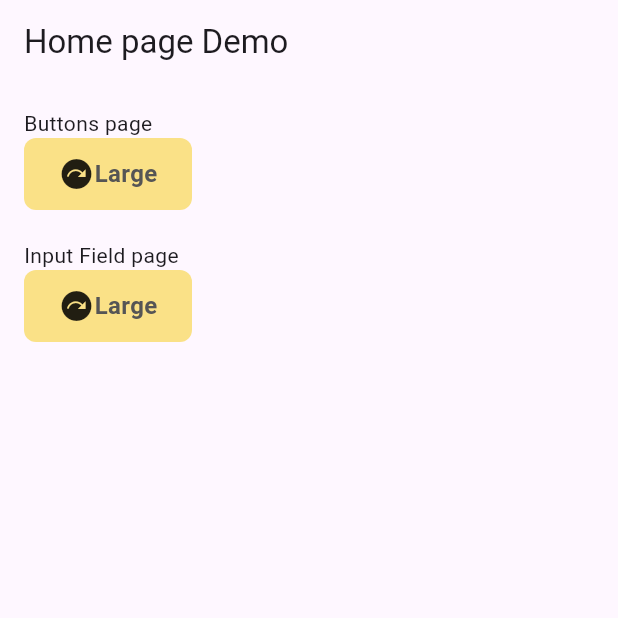
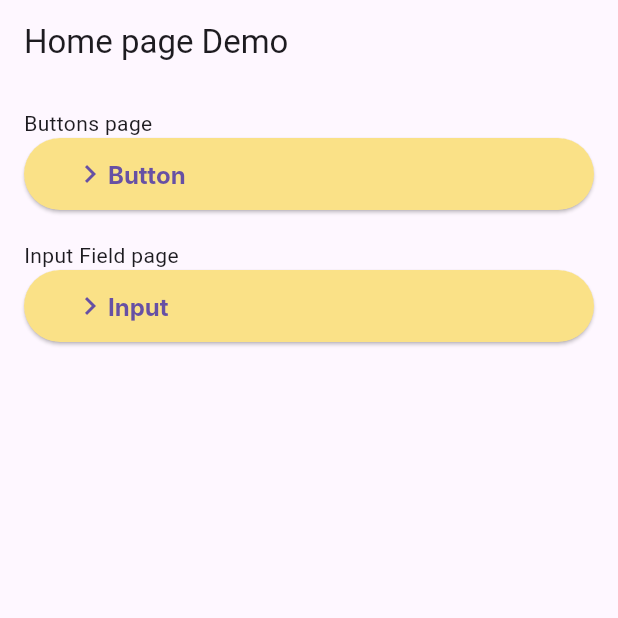
Before and after one commit to Albericoeduardo/Dart-Design-System, a Flutter app: the screen it shows after launch, on a phone screen of 412 x 824 dp, the top half of it. Run offline on Flutter 3.47's test engine with Material 3 defaults, Android fonts, the light colour scheme and no system bars; Roboto replaces fonts that are missing (Inter).

Commit message:
feat: refactor action button

```diff
--- a/lib/DesignSystem/Buttons/ActionButton/action_button.dart
+++ b/lib/DesignSystem/Buttons/ActionButton/action_button.dart
@@ -1,7 +1,7 @@
-
-import 'package:flutter/cupertino.dart';
+import 'package:flutter/material.dart';
 import 'package:input_text/DesignSystem/Buttons/ActionButton/action_button_view_model.dart';
 import 'package:input_text/shared/colors.dart';
+import 'package:input_text/shared/styles.dart';
 
 class ActionButton extends StatelessWidget {
   final ActionButtonViewModel viewModel;
@@ -12,21 +12,30 @@ class ActionButton extends StatelessWidget {
   Widget build(BuildContext context) {
     double width = 128;
     double heigth = 48;
-
+    double horizontalPadding = 32;
+    double verticalPadding = 12;
+    double iconSize = 24;
+    TextStyle buttonTextStyle = button3Semibold;
     Color buttonColor = lightPrimaryBrandColor;
 
     switch (viewModel.size) {
       case ActionButtonSize.large:
-        width = 112;
+        width = 128;
         heigth = 48;
+        buttonTextStyle = button1Bold;
+        iconSize = 24;
         break;
       case ActionButtonSize.medium:
         width = 128;
         heigth = 40;
+        buttonTextStyle = button2Semibold;
+        iconSize = 24;
         break;
       case ActionButtonSize.small:
         width = 64;
         heigth = 32;
+        buttonTextStyle = button3Semibold;
+        iconSize = 16;
         break;
       default:
     }
@@ -44,41 +53,28 @@ class ActionButton extends StatelessWidget {
       default:
     }
 
-    return GestureDetector(
-      onTap: viewModel.onTap,
-      child: Container(
-        height: heigth,
-        width: width,
-        decoration: BoxDecoration(
-          color: buttonColor,
-          borderRadius: BorderRadius.circular(8),
-        ),
-        child: Center(
-          child: viewModel.icon != null
-              ? Row(
-                  mainAxisAlignment: MainAxisAlignment.center,
-                  children: [
-                    viewModel.icon!,
-                    Text(
-                      viewModel.text,
-                      style: const TextStyle(
-                        color: lightPrimaryBaseColorLight,
-                        fontSize: 16,
-                        fontWeight: FontWeight.bold,
-                      ),
-                    ),
-                  ],
-                )
-              : Text(
-                  viewModel.text,
-                  style: const TextStyle(
-                    color: lightPrimaryBaseColorLight,
-                    fontSize: 16,
-                    fontWeight: FontWeight.bold,
-                  ),
-                ),
-        ),
+    return ElevatedButton(
+      onPressed: viewModel.onPressed,
+      style: ElevatedButton.styleFrom(
+        backgroundColor: buttonColor,
+        shape: RoundedRectangleBorder(borderRadius: BorderRadius.circular(24)),
+        textStyle: buttonTextStyle,
+        padding: EdgeInsets.symmetric(
+          vertical: verticalPadding,
+          horizontal: horizontalPadding
+        )
       ),
+      child: viewModel.icon !=null ?
+      Row(
+        children: [
+          Icon(
+            viewModel.icon,
+            size: iconSize,
+          ),
+          Text(viewModel.text)
+        ],
+      ) :
+      Text(viewModel.text),
     );
   }
 }
--- a/lib/DesignSystem/Buttons/ActionButton/action_button_view_model.dart
+++ b/lib/DesignSystem/Buttons/ActionButton/action_button_view_model.dart
@@ -5,6 +5,7 @@ enum ActionButtonSize{
   medium,
   large
 }
+
 
 enum ActionButtonStyle{
   primary,
@@ -16,14 +17,14 @@ class ActionButtonViewModel {
   final ActionButtonSize size;
   final ActionButtonStyle style;
   final String text;
-  final Icon? icon;
-  final Function() onTap;
+  final IconData? icon;
+  final Function() onPressed;
 
   ActionButtonViewModel({
     required this.size,
     required this.style,
     required this.text,
-    required this.onTap,
+    required this.onPressed,
     this.icon
   });
 }
--- a/lib/pages/homepage/homepage.dart
+++ b/lib/pages/homepage/homepage.dart
@@ -23,9 +23,9 @@ class MyHomePage extends StatelessWidget {
               ActionButtonViewModel(
                 size: ActionButtonSize.large,
                 style: ActionButtonStyle.primary,
-                text: 'Large',
-                icon: const Icon(Icons.next_plan),
-                onTap: () {
+                text: 'Button',
+                icon: Icons.navigate_next_outlined,
+                onPressed: () {
                   Navigator.push(
                     context,
                     MaterialPageRoute(builder: (context) => const ActionButtonPage()
@@ -40,9 +40,9 @@ class MyHomePage extends StatelessWidget {
               ActionButtonViewModel(
                 size: ActionButtonSize.large,
                 style: ActionButtonStyle.primary,
-                text: 'Large',
-                icon: const Icon(Icons.next_plan),
-                onTap: () {
+                text: 'Input',
+                icon: Icons.navigate_next_outlined,
+                onPressed: () {
                   Navigator.push(
                     context,
                     MaterialPageRoute(builder: (context) => InputFieldPage()
--- a/lib/shared/styles.dart
+++ b/lib/shared/styles.dart
@@ -1,4 +1,5 @@
 import 'package:flutter/cupertino.dart';
+import 'package:flutter/material.dart';
 
 const TextStyle heading1Light = TextStyle(
   fontFamily: 'Inter',
@@ -86,22 +87,19 @@ const TextStyle label2Semibold = TextStyle(
 const TextStyle button1Bold = TextStyle(
   fontFamily: 'Inter',
   fontSize: 16,
-  height: 24,
   fontWeight: FontWeight.w700
 );
 
 const TextStyle button2Semibold = TextStyle(
   fontFamily: 'Inter',
   fontSize: 14,
-  height: 24,
   fontWeight: FontWeight.w600
 );
 
 const TextStyle button3Semibold = TextStyle(
   fontFamily: 'Inter',
   fontSize: 12,
-  height: 24,
-  fontWeight: FontWeight.w600
+  fontWeight: FontWeight.w600,
 );
 
 const TextStyle navbarSmallTitle = TextStyle(
```
Also changed, not shown: lib/pages/actionButtonPage/action_button_page.dart (+15 -15 lines).
